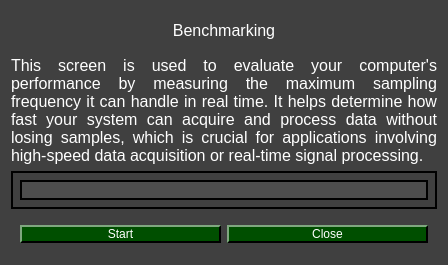
samirmartins/pydaq, file pydaq/uis/PyDAQ_Benchmarking.ui: the form before one commit.
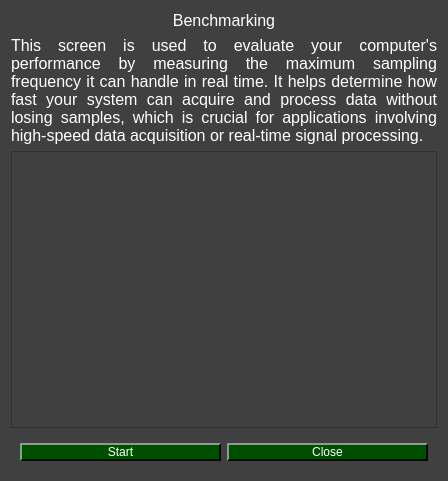
The form after the commit. Icons and pictures are not drawn.

The edit to the form file:
```diff
--- a/pydaq/uis/PyDAQ_Benchmarking.ui
+++ b/pydaq/uis/PyDAQ_Benchmarking.ui
@@ -7,7 +7,7 @@
     <x>0</x>
     <y>0</y>
     <width>448</width>
-    <height>265</height>
+    <height>481</height>
    </rect>
   </property>
   <property name="windowTitle">
@@ -400,16 +400,7 @@
     </widget>
    </item>
    <item row="2" column="0">
-    <widget class="QWidget" name="screen" native="true">
-     <property name="styleSheet">
-      <string notr="true">border: 2px solid black;</string>
-     </property>
-     <layout class="QGridLayout" name="gridLayout_2">
-      <item row="0" column="0">
-       <widget class="QLineEdit" name="value_beench"/>
-      </item>
-     </layout>
-    </widget>
+    <widget class="QPlainTextEdit" name="value_beench"/>
    </item>
    <item row="3" column="0">
     <widget class="QWidget" name="widget" native="true">
```
Left out of the diff: 54 changed lines with no effect on the pictures.
